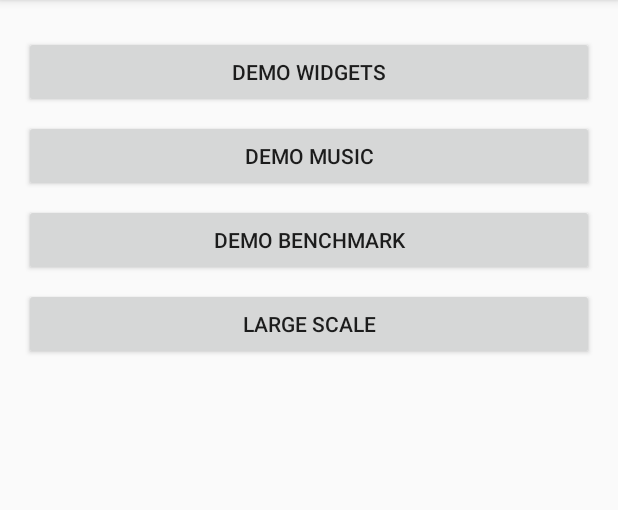
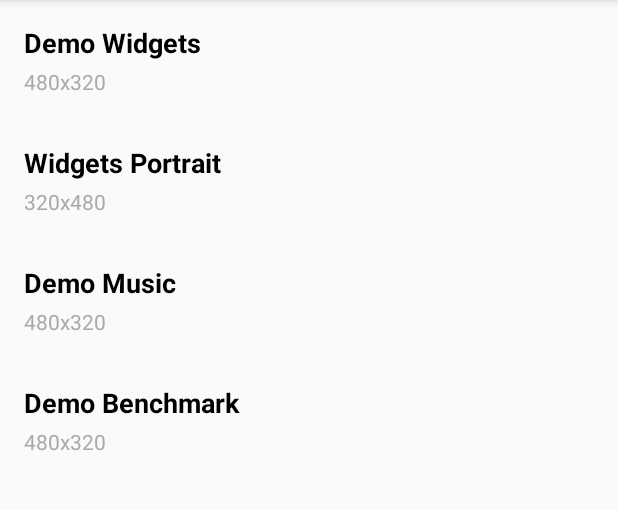
Before and after one commit to zhuhai-and/LVGL9AndroidDemo, an Android app: the screen it shows after launch (MainActivity), on a phone screen of 412 x 824 dp, the part 84-594 px from its top. Run offline under Robolectric (Android 15) with nearby library versions, the light colour scheme and no system bars; libraries missing offline, so code that uses them is left out: com.blankj.utilcode; 1 statement that could not run was skipped.

Commit message:
fix some entry

```diff
--- a/app/build.gradle
+++ b/app/build.gradle
@@ -61,6 +61,7 @@ android {
 dependencies {
     implementation fileTree(include: ['*.jar'], dir: 'libs')
     implementation 'androidx.constraintlayout:constraintlayout:2.1.4'
+    implementation 'androidx.recyclerview:recyclerview:1.3.1'
     implementation 'androidx.appcompat:appcompat:1.6.1'
     implementation 'com.blankj:utilcodex:1.31.1'
 }
--- a/app/src/main/AndroidManifest.xml
+++ b/app/src/main/AndroidManifest.xml
@@ -23,10 +23,6 @@
             </intent-filter>
         </activity>
         <activity android:name=".ui.MainActivity" />
-        <activity
-            android:name=".ui.FullScreenActivity"
-            android:screenOrientation="landscape"
-            android:theme="@style/AppTheme.NoActionBar.FullScreen" />
         <activity android:name=".ui.PartScreenActivity" />
     </application>
 
--- /dev/null
+++ b/app/src/main/java/com/hzy/lvgl/demo/model/DemoEntry.java
@@ -0,0 +1,43 @@
+package com.hzy.lvgl.demo.model;
+
+import android.content.pm.ActivityInfo;
+
+public class DemoEntry {
+    private String name;
+    private String title;
+    private int width;
+    private int height;
+    private int screenOrientation;
+
+    public DemoEntry(String title, String name, int width, int height, int screenOrientation) {
+        this.title = title;
+        this.name = name;
+        this.width = width;
+        this.height = height;
+        this.screenOrientation = screenOrientation;
+    }
+
+    public DemoEntry(String title, String name) {
+        this(title, name, 480, 320, ActivityInfo.SCREEN_ORIENTATION_LANDSCAPE);
+    }
+
+    public String getName() {
+        return name;
+    }
+
+    public String getTitle() {
+        return title;
+    }
+
+    public int getWidth() {
+        return width;
+    }
+
+    public int getHeight() {
+        return height;
+    }
+
+    public int getScreenOrientation() {
+        return screenOrientation;
+    }
+}
--- a/app/src/main/java/com/hzy/lvgl/demo/ui/MainActivity.java
+++ b/app/src/main/java/com/hzy/lvgl/demo/ui/MainActivity.java
@@ -1,38 +1,52 @@
 package com.hzy.lvgl.demo.ui;
 
 import android.content.Intent;
+import android.content.pm.ActivityInfo;
 import android.os.Bundle;
 
 import androidx.appcompat.app.AppCompatActivity;
+import androidx.recyclerview.widget.LinearLayoutManager;
 
-import com.blankj.utilcode.util.ActivityUtils;
 import com.hzy.lvgl.demo.databinding.ActivityMainBinding;
+import com.hzy.lvgl.demo.model.DemoEntry;
+import com.hzy.lvgl.demo.ui.adapter.DemoAdapter;
 
+import java.util.ArrayList;
+import java.util.List;
 
 public class MainActivity extends AppCompatActivity {
 
     private ActivityMainBinding mB;
+    private final List<DemoEntry> mDemoList = new ArrayList<>();
 
     @Override
     protected void onCreate(Bundle savedInstanceState) {
         super.onCreate(savedInstanceState);
         mB = ActivityMainBinding.inflate(getLayoutInflater());
         setContentView(mB.getRoot());
-        mB.btnWidgets.setOnClickListener(v -> openPartPage("widgets"));
-        mB.btnMusic.setOnClickListener(v -> openPartPage("music"));
-        mB.btnBenchmark.setOnClickListener(v -> openPartPage("benchmark"));
-        mB.btnLarge.setOnClickListener(v -> ActivityUtils.startActivity(FullScreenActivity.class));
+        initData();
+        initView();
     }
 
-    private void openPartPage(String name) {
-        openPartPage(name, 480, 320);
+    private void initData() {
+        mDemoList.add(new DemoEntry("Demo Widgets", "widgets", 480, 320, ActivityInfo.SCREEN_ORIENTATION_PORTRAIT));
+        mDemoList.add(new DemoEntry("Widgets Portrait", "widgets", 320, 480, ActivityInfo.SCREEN_ORIENTATION_PORTRAIT));
+        mDemoList.add(new DemoEntry("Demo Music", "music", 480, 320, ActivityInfo.SCREEN_ORIENTATION_LANDSCAPE));
+        mDemoList.add(new DemoEntry("Demo Benchmark", "benchmark", 480, 320, ActivityInfo.SCREEN_ORIENTATION_PORTRAIT));
     }
 
-    private void openPartPage(String name, int width, int height) {
+    private void initView() {
+        DemoAdapter adapter = new DemoAdapter(mDemoList, this::openPartPage);
+        mB.rvDemoList.setLayoutManager(new LinearLayoutManager(this));
+        mB.rvDemoList.setAdapter(adapter);
+    }
+
+    private void openPartPage(DemoEntry entry) {
         Intent intent = new Intent(this, PartScreenActivity.class);
-        intent.putExtra("app", name);
-        intent.putExtra("width", width);
-        intent.putExtra("height", height);
+        intent.putExtra("app", entry.getName());
+        intent.putExtra("width", entry.getWidth());
+        intent.putExtra("height", entry.getHeight());
+        intent.putExtra("orientation", entry.getScreenOrientation());
         startActivity(intent);
     }
 }
--- /dev/null
+++ b/app/src/main/java/com/hzy/lvgl/demo/ui/adapter/DemoAdapter.java
@@ -0,0 +1,62 @@
+package com.hzy.lvgl.demo.ui.adapter;
+
+import android.view.LayoutInflater;
+import android.view.ViewGroup;
+
+import androidx.annotation.NonNull;
+import androidx.recyclerview.widget.RecyclerView;
+
+import com.hzy.lvgl.demo.databinding.ItemDemoEntryBinding;
+import com.hzy.lvgl.demo.model.DemoEntry;
+
+import java.util.List;
+
+public class DemoAdapter extends RecyclerView.Adapter<DemoAdapter.DemoViewHolder> {
+
+    private final List<DemoEntry> data;
+    private final OnItemClickListener listener;
+
+    public interface OnItemClickListener {
+        void onItemClick(DemoEntry entry);
+    }
+
+    public DemoAdapter(List<DemoEntry> data, OnItemClickListener listener) {
+        this.data = data;
+        this.listener = listener;
+    }
+
+    @NonNull
+    @Override
+    public DemoViewHolder onCreateViewHolder(@NonNull ViewGroup parent, int viewType) {
+        ItemDemoEntryBinding binding = ItemDemoEntryBinding.inflate(
+                LayoutInflater.from(parent.getContext()), parent, false);
+        return new DemoViewHolder(binding);
+    }
+
+    @Override
+    public void onBindViewHolder(@NonNull DemoViewHolder holder, int position) {
+        holder.bind(data.get(position), listener);
+    }
+
+    @Override
+    public int getItemCount() {
+        return data.size();
+    }
+
+    static class DemoViewHolder extends RecyclerView.ViewHolder {
+        private final ItemDemoEntryBinding binding;
+
+        public DemoViewHolder(@NonNull ItemDemoEntryBinding binding) {
+            super(binding.getRoot());
+            this.binding = binding;
+        }
+
+        public void bind(DemoEntry entry, OnItemClickListener listener) {
+            binding.tvTitle.setText(entry.getTitle());
+            String desc = entry.getWidth() + "x" + entry.getHeight();
+            // You can add more info to description if needed
+            binding.tvDesc.setText(desc);
+            binding.getRoot().setOnClickListener(v -> listener.onItemClick(entry));
+        }
+    }
+}
--- a/app/src/main/res/layout/activity_main.xml
+++ b/app/src/main/res/layout/activity_main.xml
@@ -1,40 +1,15 @@
 <?xml version="1.0" encoding="utf-8"?>
-<ScrollView xmlns:android="http://schemas.android.com/apk/res/android"
+<androidx.constraintlayout.widget.ConstraintLayout xmlns:android="http://schemas.android.com/apk/res/android"
+    xmlns:app="http://schemas.android.com/apk/res-auto"
+    xmlns:tools="http://schemas.android.com/tools"
     android:layout_width="match_parent"
     android:layout_height="match_parent">
 
-    <LinearLayout
+    <androidx.recyclerview.widget.RecyclerView
+        android:id="@+id/rv_demo_list"
         android:layout_width="match_parent"
-        android:layout_height="wrap_content"
-        android:orientation="vertical"
-        android:padding="16dp">
+        android:layout_height="match_parent"
+        app:layoutManager="androidx.recyclerview.widget.LinearLayoutManager"
+        tools:listitem="@layout/item_demo_entry" />
 
-        <Button
-            android:id="@+id/btn_widgets"
-            android:layout_width="match_parent"
-            android:layout_height="wrap_content"
-            android:layout_marginTop="8dp"
-            android:text="Demo Widgets" />
-
-        <Button
-            android:id="@+id/btn_music"
-            android:layout_width="match_parent"
-            android:layout_height="wrap_content"
-            android:layout_marginTop="8dp"
-            android:text="Demo Music" />
-
-        <Button
-            android:id="@+id/btn_benchmark"
-            android:layout_width="match_parent"
-            android:layout_height="wrap_content"
-            android:layout_marginTop="8dp"
-            android:text="Demo Benchmark" />
-
-        <Button
-            android:id="@+id/btn_large"
-            android:layout_width="match_parent"
-            android:layout_height="wrap_content"
-            android:layout_marginTop="8dp"
-            android:text="Large Scale" />
-    </LinearLayout>
-</ScrollView>
+</androidx.constraintlayout.widget.ConstraintLayout>
--- /dev/null
+++ b/app/src/main/res/layout/item_demo_entry.xml
@@ -0,0 +1,36 @@
+<?xml version="1.0" encoding="utf-8"?>
+<androidx.constraintlayout.widget.ConstraintLayout xmlns:android="http://schemas.android.com/apk/res/android"
+    xmlns:app="http://schemas.android.com/apk/res-auto"
+    xmlns:tools="http://schemas.android.com/tools"
+    android:layout_width="match_parent"
+    android:layout_height="wrap_content"
+    android:background="?android:attr/selectableItemBackground"
+    android:padding="16dp">
+
+    <TextView
+        android:id="@+id/tv_title"
+        android:layout_width="0dp"
+        android:layout_height="wrap_content"
+        android:textColor="@android:color/black"
+        android:textSize="18sp"
+        android:textStyle="bold"
+        app:layout_constraintBottom_toTopOf="@+id/tv_desc"
+        app:layout_constraintEnd_toEndOf="parent"
+        app:layout_constraintStart_toStartOf="parent"
+        app:layout_constraintTop_toTopOf="parent"
+        tools:text="Demo Title" />
+
+    <TextView
+        android:id="@+id/tv_desc"
+        android:layout_width="0dp"
+        android:layout_height="wrap_content"
+        android:layout_marginTop="4dp"
+        android:textColor="@android:color/darker_gray"
+        android:textSize="14sp"
+        app:layout_constraintBottom_toBottomOf="parent"
+        app:layout_constraintEnd_toEndOf="parent"
+        app:layout_constraintStart_toStartOf="parent"
+        app:layout_constraintTop_toBottomOf="@+id/tv_title"
+        tools:text="480x320 Landscape" />
+
+</androidx.constraintlayout.widget.ConstraintLayout>
```
Also changed, not shown: app/src/main/java/com/hzy/lvgl/demo/ui/FullScreenActivity.java (deleted, +0 -21 lines), app/src/main/java/com/hzy/lvgl/demo/ui/PartScreenActivity.java (+22 -0 lines), app/src/main/res/layout/activity_full_screen.xml (deleted, +0 -24 lines), 1 other file.
